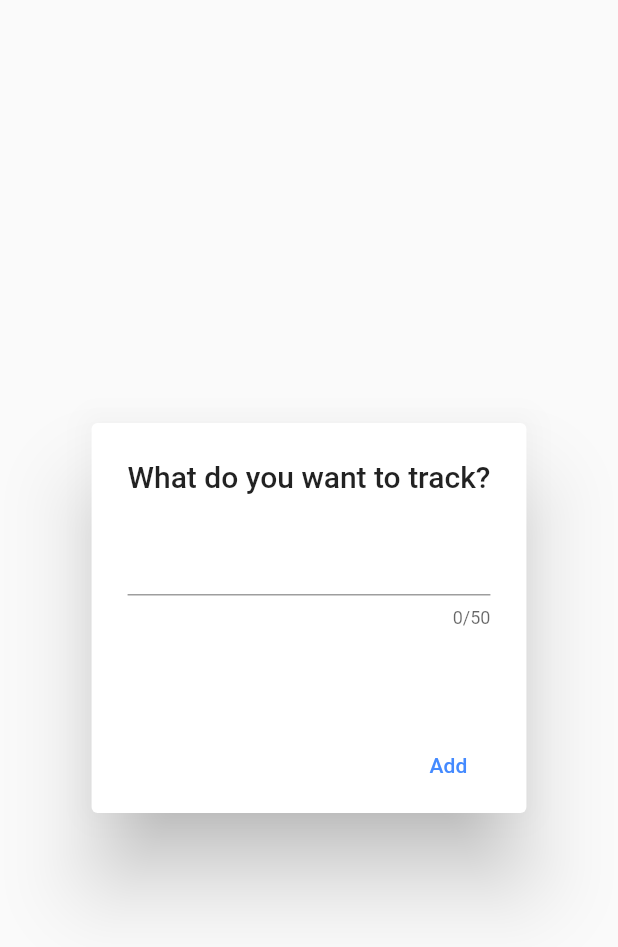
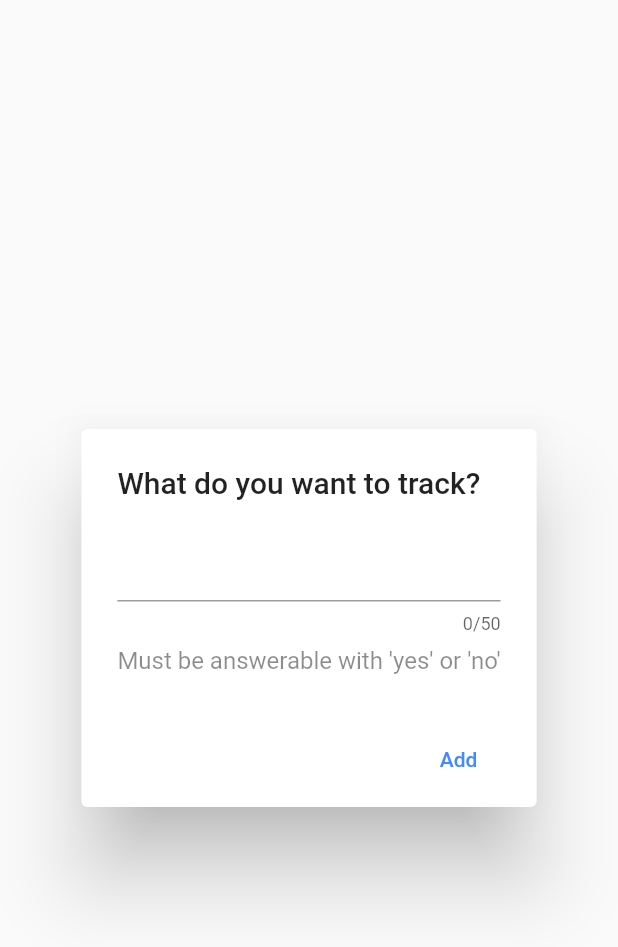
Before and after one commit to axel-fehr/data_analysis_app, a Flutter app: the AddTrackerAlertDialog widget shown alone on an empty page, opened directly, on a phone screen of 412 x 824 dp. Shown: the top 947 px of the screen. Run offline on Flutter 3.47's test engine with Material 2 defaults, Android fonts, the phone set to English and light mode, and no system bars; our stand-ins replace flutter_calendar_carousel, flutter_slidable, sqflite; accounts and stored records are empty.

Commit message:
Show hint to user in alert dialog where trackers are added that tells him that it has to be somehting answerable with yes or no

```diff
--- a/lib/routes/tracker_list_route.dart
+++ b/lib/routes/tracker_list_route.dart
@@ -1,3 +1,4 @@
+import 'package:flutter/cupertino.dart';
 import 'package:flutter/material.dart';
 import 'package:flutter/widgets.dart';
 import 'package:provider/provider.dart';
@@ -84,6 +85,18 @@ class _AddTrackerAlertDialogState extends State<AddTrackerAlertDialog> {
   // not add a tracker with a name that already exists
   bool showTrackerNameWarning = false;
 
+  final Text _trackerNameWarning = const Text(
+    'Name already exists!',
+    style: TextStyle(color: Colors.redAccent),
+  );
+
+  // A hint that tells the user what kind of tracker to enter, to make it
+  // clear that it has to be something answerable with yes or no.
+  final Text _inputHint = const Text(
+    "Must be answerable with 'yes' or 'no'",
+    style: TextStyle(color: Colors.black45),
+  );
+
   @override
   Widget build(BuildContext context) {
     List<String> trackerNames = Provider.of<TrackerList>(context).trackerNames;
@@ -112,11 +125,8 @@ class _AddTrackerAlertDialogState extends State<AddTrackerAlertDialog> {
               },
             ),
             Padding(
-              padding: const EdgeInsets.all(8.0),
-              child: Text(
-                showTrackerNameWarning ? 'Name already exists!' : '',
-                style: const TextStyle(color: Colors.redAccent),
-              ),
+              padding: const EdgeInsets.only(top: 8.0),
+              child: showTrackerNameWarning ? _trackerNameWarning : _inputHint,
             ),
           ],
         ),
@@ -124,7 +134,10 @@ class _AddTrackerAlertDialogState extends State<AddTrackerAlertDialog> {
       actions: <Widget>[
         MaterialButton(
           elevation: 5.0,
-          child: const Text('Add', style: TextStyle(color: Colors.blueAccent),),
+          child: const Text(
+            'Add',
+            style: TextStyle(color: Colors.blueAccent),
+          ),
           onPressed: () {
             String enteredTrackerName = customController.text.toString();
             // if the tracker name does not already exist, add the tracker
```
